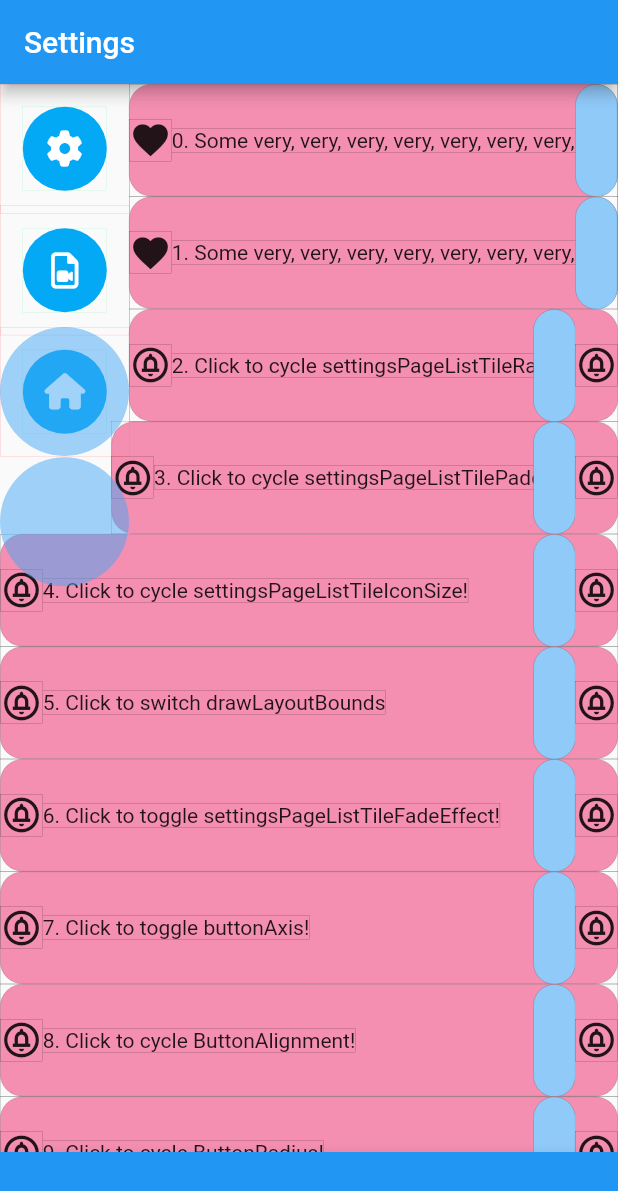
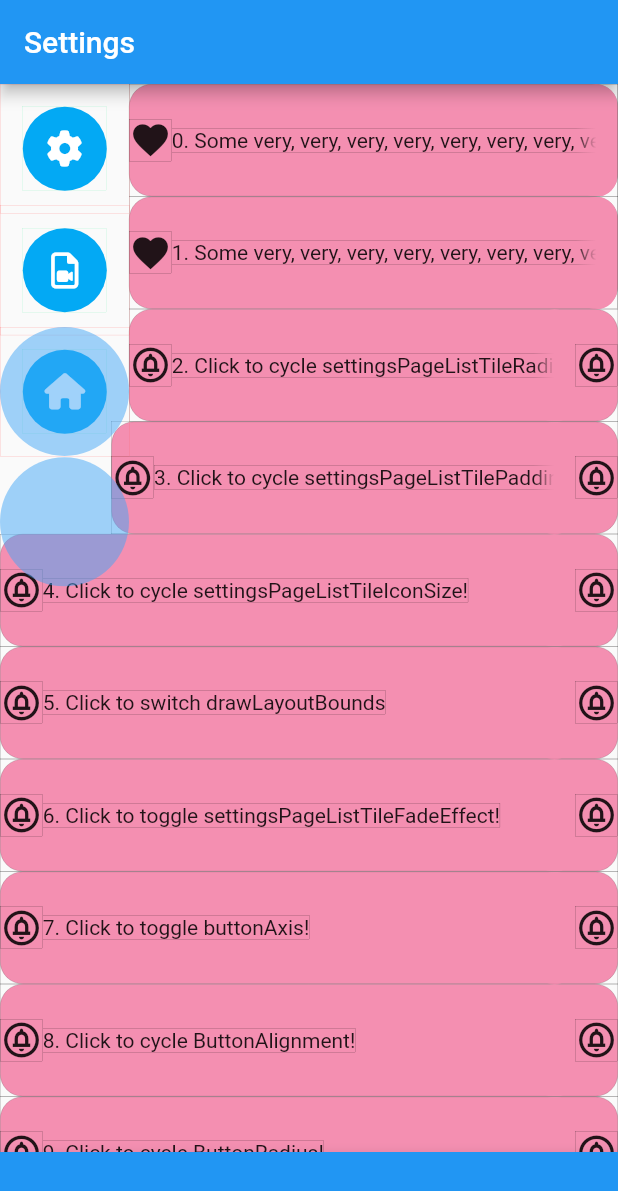
Before and after one commit to BigDeeEss/bu3_kar_kam, a Flutter app: the screen it shows after launch, on a phone screen of 412 x 824 dp. Shown: the top 1191 px of the screen. Run offline on Flutter 3.47's test engine with Material 2 defaults, Android fonts, the phone set to English and light mode, and no system bars; our stand-ins replace font_awesome_flutter, get_it, get_it_mixin, shared_preferences.

Commit message:
Remove diagnostics used for fixing the issue with the radius at the bottom left corner of SettingsPageListTile.

```diff
--- a/lib/settings_page_list_tile.dart
+++ b/lib/settings_page_list_tile.dart
@@ -497,12 +497,6 @@ class _FadingOverlay extends StatelessWidget with GetItMixin {
               width: settingsPageListTileIconSize,
               height: height,
               decoration: BoxDecoration(
-                border: drawLayoutBounds!
-                    ? Border.all(
-                        width: 0.1,
-                        color: Colors.black,
-                      )
-                    : null,
                 borderRadius: BorderRadius.all(
                   Radius.circular(settingsPageListTileRadius),
                 ),
@@ -518,9 +512,9 @@ class _FadingOverlay extends StatelessWidget with GetItMixin {
                   ],
                   colors: [
                     //  create 2 white colors, one transparent
-                    Colors.blue[200]!.withOpacity(1.0),
-                    Colors.blue[200]!.withOpacity(1.0),
-                    Colors.blue[200]!.withOpacity(1.0),
+                    Colors.pink[200]!.withOpacity(0.0),
+                    Colors.pink[200]!.withOpacity(1.0),
+                    Colors.pink[200]!.withOpacity(1.0),
                   ],
                 ),
               ),
```
